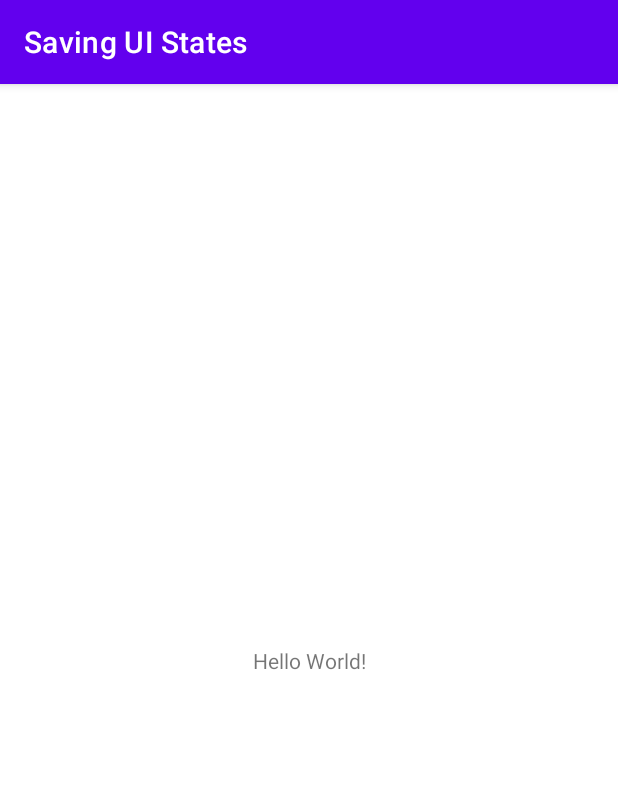
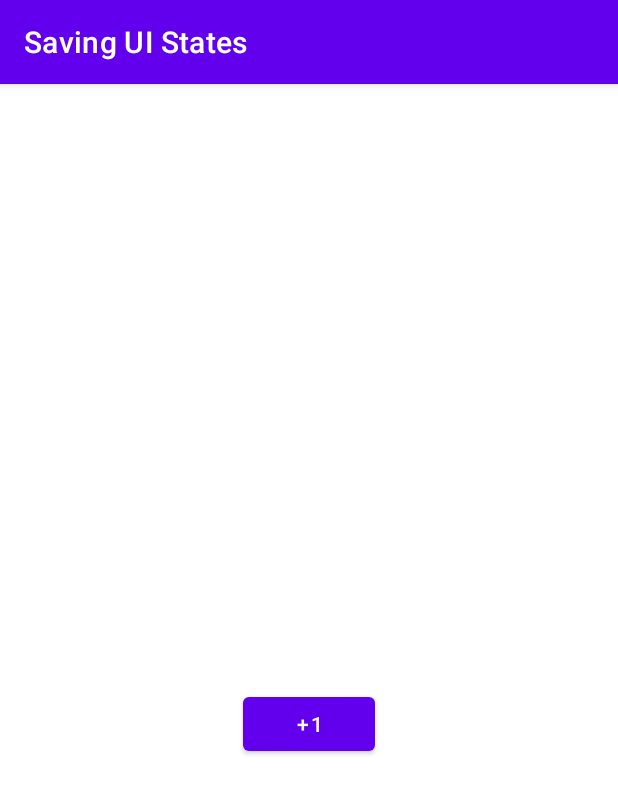
Before and after one commit to abressam/SavingUIStates, an Android app: the screen it shows after launch (MainActivity), on a phone screen of 412 x 824 dp. Shown: the top 794 px of the screen. Run offline under Robolectric (Android 15) with nearby library versions, the phone set to English and light mode, and no system bars.

Commit message:
Created button and string

```diff
--- a/app/src/main/AndroidManifest.xml
+++ b/app/src/main/AndroidManifest.xml
@@ -18,6 +18,9 @@
                 <category android:name="android.intent.category.LAUNCHER" />
             </intent-filter>
         </activity>
+        <meta-data
+            android:name="preloaded_fonts"
+            android:resource="@array/preloaded_fonts" />
     </application>
 
 </manifest>
--- a/app/src/main/res/layout/activity_main.xml
+++ b/app/src/main/res/layout/activity_main.xml
@@ -7,12 +7,25 @@
     tools:context=".MainActivity">
 
     <TextView
+        android:id="@+id/textView"
         android:layout_width="wrap_content"
         android:layout_height="wrap_content"
-        android:text="Hello World!"
+        android:textSize="34sp"
         app:layout_constraintBottom_toBottomOf="parent"
         app:layout_constraintLeft_toLeftOf="parent"
         app:layout_constraintRight_toRightOf="parent"
-        app:layout_constraintTop_toTopOf="parent" />
+        app:layout_constraintTop_toTopOf="parent"
+        app:layout_constraintVertical_bias="0.45"
+        tools:text="0" />
+
+    <Button
+        android:id="@+id/plus_button"
+        android:layout_width="wrap_content"
+        android:layout_height="wrap_content"
+        android:layout_marginTop="32dp"
+        android:text="@string/button_text"
+        app:layout_constraintEnd_toEndOf="@+id/textView"
+        app:layout_constraintStart_toStartOf="@+id/textView"
+        app:layout_constraintTop_toBottomOf="@+id/textView" />
 
 </androidx.constraintlayout.widget.ConstraintLayout>
--- a/app/src/main/res/values/strings.xml
+++ b/app/src/main/res/values/strings.xml
@@ -1,3 +1,4 @@
 <resources>
     <string name="app_name">Saving UI States</string>
+    <string name="button_text">+1</string>
 </resources>
```
